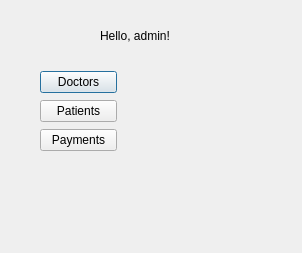
First picture: the form in courses/prog_base_3/project/ClinicsManagementSystem/adminwindow.ui, repository KarinaChumak/KPIrepository, before the edit.
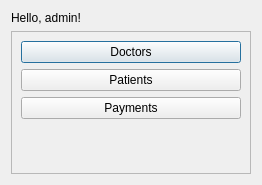
Second picture: the form after the edit.

Diff of the .ui file:
```diff
--- a/courses/prog_base_3/project/ClinicsManagementSystem/adminwindow.ui
+++ b/courses/prog_base_3/project/ClinicsManagementSystem/adminwindow.ui
@@ -6,35 +6,37 @@
    <rect>
     <x>0</x>
     <y>0</y>
-    <width>302</width>
-    <height>253</height>
+    <width>262</width>
+    <height>185</height>
    </rect>
   </property>
   <property name="windowTitle">
    <string>Administrator</string>
   </property>
+  <layout class="QGridLayout" name="gridLayout_2">
+   <item row="0" column="0">
   <widget class="QLabel" name="label">
-   <property name="geometry">
-    <rect>
-     <x>100</x>
-     <y>20</y>
-     <width>71</width>
-     <height>31</height>
-    </rect>
-   </property>
    <property name="text">
     <string>Hello, admin!</string>
    </property>
   </widget>
-  <widget class="QWidget" name="layoutWidget">
+   </item>
+   <item row="1" column="0">
+    <widget class="QScrollArea" name="scrollArea">
+     <property name="widgetResizable">
+      <bool>true</bool>
+     </property>
+     <widget class="QWidget" name="scrollAreaWidgetContents">
    <property name="geometry">
     <rect>
-     <x>40</x>
-     <y>70</y>
-     <width>77</width>
-     <height>83</height>
-    </rect>
-   </property>
+        <x>0</x>
+        <y>0</y>
+        <width>242</width>
+        <height>146</height>
+       </rect>
+      </property>
+      <layout class="QGridLayout" name="gridLayout">
+       <item row="0" column="0">
    <layout class="QVBoxLayout" name="verticalLayout">
     <item>
      <widget class="QPushButton" name="pushButton_AdminDoctors">
@@ -58,20 +60,19 @@
      </widget>
     </item>
    </layout>
-  </widget>
+       </item>
+       <item row="1" column="0">
   <widget class="QLabel" name="label_2">
-   <property name="geometry">
-    <rect>
-     <x>100</x>
-     <y>190</y>
-     <width>81</width>
-     <height>41</height>
-    </rect>
-   </property>
    <property name="text">
     <string/>
    </property>
   </widget>
+       </item>
+      </layout>
+     </widget>
+    </widget>
+   </item>
+  </layout>
  </widget>
  <resources/>
  <connections/>
```
Lines whose indentation alone changed are shown as unchanged.
